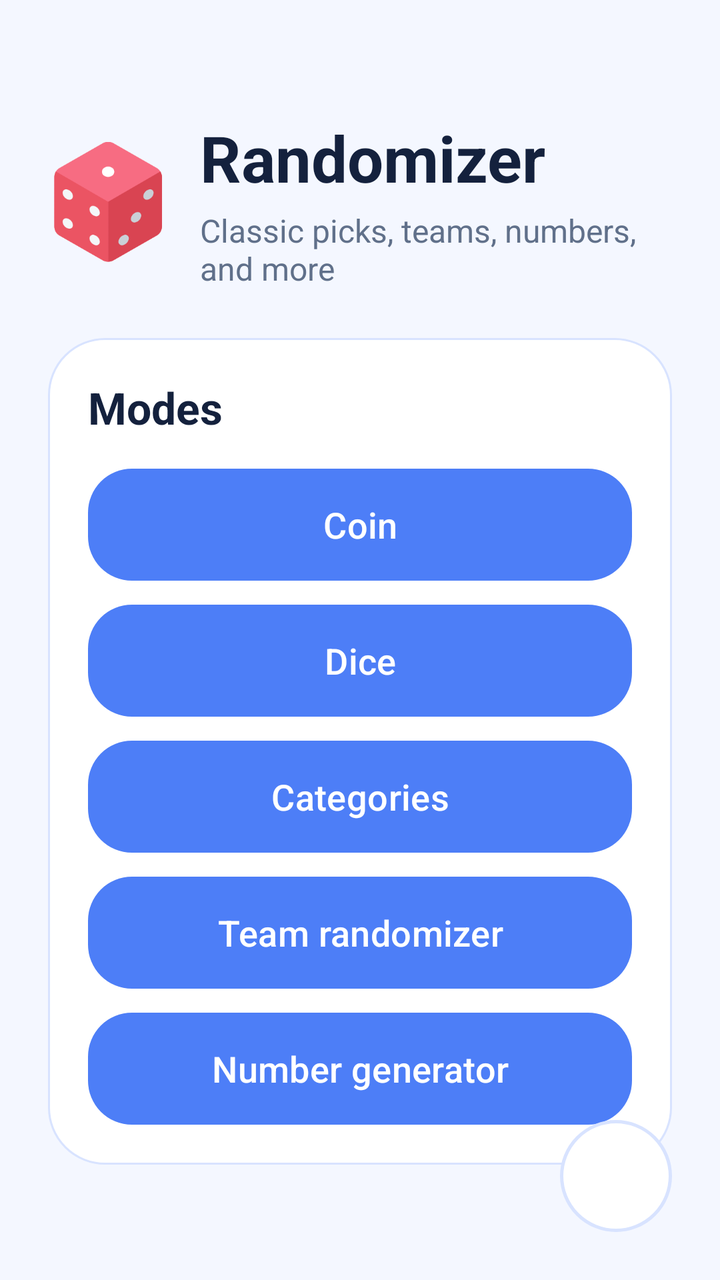
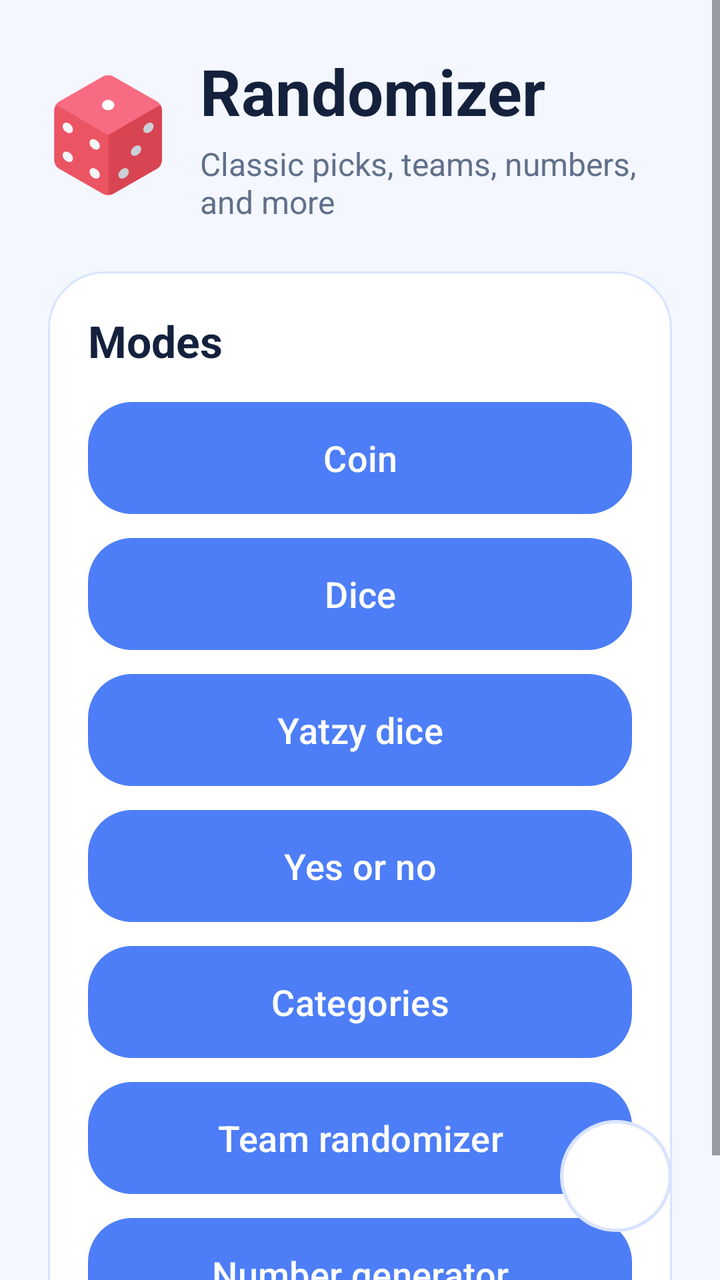

Screens rendered from an Android XML layout before and after an edit, with the pre-edit source and the edit as a unified diff.
<!-- AndroidManifest.xml: application theme Theme.Randomizer -->
<!-- res/layout/activity_start_menu.xml -->
<?xml version="1.0" encoding="utf-8"?>
<FrameLayout xmlns:android="http://schemas.android.com/apk/res/android"
    xmlns:app="http://schemas.android.com/apk/res-auto"
    xmlns:tools="http://schemas.android.com/tools"
    android:layout_width="match_parent"
    android:layout_height="match_parent"
    android:background="@color/screen_background"
    tools:context=".StartMenu">

    <ScrollView
        android:layout_width="match_parent"
        android:layout_height="match_parent"
        android:fillViewport="true">

        <LinearLayout
            android:layout_width="match_parent"
            android:layout_height="match_parent"
            android:gravity="center_vertical"
            android:orientation="vertical"
            android:padding="24dp"
            android:paddingBottom="108dp">

            <LinearLayout
                android:layout_width="match_parent"
                android:layout_height="wrap_content"
                android:gravity="center_vertical"
                android:orientation="horizontal">

                <ImageView
                    android:id="@+id/imageView"
                    android:layout_width="60dp"
                    android:layout_height="60dp"
                    android:src="@drawable/dice256" />

                <LinearLayout
                    android:layout_width="0dp"
                    android:layout_height="wrap_content"
                    android:layout_marginStart="16dp"
                    android:layout_weight="1"
                    android:orientation="vertical">

                    <TextView
                        android:layout_width="wrap_content"
                        android:layout_height="wrap_content"
                        android:text="Randomizer"
                        android:textColor="@color/text_primary"
                        android:textSize="32sp"
                        android:textStyle="bold" />

                    <TextView
                        android:layout_width="wrap_content"
                        android:layout_height="wrap_content"
                        android:layout_marginTop="4dp"
                        android:text="Classic picks, teams, numbers, and more"
                        android:textColor="@color/text_secondary"
                        android:textSize="16sp" />
                </LinearLayout>
            </LinearLayout>

            <LinearLayout
                android:layout_width="match_parent"
                android:layout_height="wrap_content"
                android:layout_marginTop="24dp"
                android:background="@drawable/panel_background"
                android:orientation="vertical"
                android:padding="20dp">

                <TextView
                    android:layout_width="wrap_content"
                    android:layout_height="wrap_content"
                    android:text="Modes"
                    android:textColor="@color/text_primary"
                    android:textSize="22sp"
                    android:textStyle="bold" />

                <Button
                    android:id="@+id/coinButton"
                    android:layout_width="match_parent"
                    android:layout_height="56dp"
                    android:layout_marginTop="16dp"
                    android:background="@drawable/button_selector"
                    android:onClick="goCoin"
                    android:text="Coin"
                    android:textAllCaps="false"
                    android:textColor="@color/button_text"
                    android:textSize="18sp" />

                <Button
                    android:id="@+id/diceButton"
                    android:layout_width="match_parent"
                    android:layout_height="56dp"
                    android:layout_marginTop="12dp"
                    android:background="@drawable/button_selector"
                    android:onClick="goDice"
                    android:text="Dice"
                    android:textAllCaps="false"
                    android:textColor="@color/button_text"
                    android:textSize="18sp" />

                <Button
                    android:id="@+id/categoriesButton"
                    android:layout_width="match_parent"
                    android:layout_height="56dp"
                    android:layout_marginTop="12dp"
                    android:background="@drawable/button_selector"
                    android:onClick="goCategories"
                    android:text="Categories"
                    android:textAllCaps="false"
                    android:textColor="@color/button_text"
                    android:textSize="18sp" />

                <Button
                    android:id="@+id/teamButton"
                    android:layout_width="match_parent"
                    android:layout_height="56dp"
                    android:layout_marginTop="12dp"
                    android:background="@drawable/button_selector"
                    android:onClick="goTeams"
                    android:text="Team randomizer"
                    android:textAllCaps="false"
                    android:textColor="@color/button_text"
                    android:textSize="18sp" />

                <Button
                    android:id="@+id/numberButton"
                    android:layout_width="match_parent"
                    android:layout_height="56dp"
                    android:layout_marginTop="12dp"
                    android:background="@drawable/button_selector"
                    android:onClick="goNumbers"
                    android:text="Number generator"
                    android:textAllCaps="false"
                    android:textColor="@color/button_text"
                    android:textSize="18sp" />
            </LinearLayout>
        </LinearLayout>
    </ScrollView>

    <ImageButton
        android:id="@+id/themeToggleButton"
        android:layout_width="56dp"
        android:layout_height="56dp"
        android:layout_gravity="bottom|end"
        android:layout_marginEnd="24dp"
        android:layout_marginBottom="24dp"
        android:background="@drawable/theme_toggle_button_background"
        android:contentDescription="Toggle theme"
        android:padding="14dp"
        android:scaleType="centerInside"
        android:tint="@color/text_primary" />

</FrameLayout>
<!-- resources referenced by this layout -->
<resources>
  <color name="button_text">#FFFFFFFF</color>
  <color name="screen_background">#F4F7FF</color>
  <color name="text_primary">#FF14213D</color>
  <color name="text_secondary">#FF60708A</color>
  <!-- drawable button_selector (drawable) -->
  <?xml version="1.0" encoding="utf-8"?>
  <selector xmlns:android="http://schemas.android.com/apk/res/android">
      <item android:drawable="@drawable/button_background_pressed" android:state_pressed="true" /> 
      <item android:drawable="@drawable/button_background_disabled" android:state_enabled="false" /> 
      <item android:drawable="@drawable/button_background_normal" /> 
  </selector>
  <!-- drawable dice256: png bitmap (drawable, 10290 bytes) -->
  <!-- drawable panel_background (drawable) -->
  <?xml version="1.0" encoding="utf-8"?>
  <shape xmlns:android="http://schemas.android.com/apk/res/android">
      <solid android:color="@color/surface_background" />
      <stroke android:width="1dp" android:color="@color/surface_stroke" />
      <corners android:radius="28dp" />
  </shape>
  <!-- drawable theme_toggle_button_background (drawable) -->
  <?xml version="1.0" encoding="utf-8"?>
  <shape xmlns:android="http://schemas.android.com/apk/res/android"
      android:shape="oval">
      <solid android:color="@color/surface_background" />
      <stroke
          android:width="1.5dp"
          android:color="@color/surface_stroke" />
  </shape>
  <style name="Theme.Randomizer" parent="Theme.Material3.DayNight.NoActionBar">
          <item name="colorPrimary">@color/accent</item>
          <item name="colorSecondary">@color/accent</item>
          <item name="android:statusBarColor">@android:color/transparent</item>
          <item name="android:navigationBarColor">@color/screen_background</item>
          <item name="android:windowBackground">@color/screen_background</item>
          <item name="android:windowLightStatusBar" tools:targetApi="23">@bool/light_system_bars</item>
          <item name="android:windowLightNavigationBar" tools:targetApi="27">@bool/light_system_bars</item>
          <item name="android:windowAnimationStyle">@style/Animation.Randomizer.Slide</item>
      </style>
  <!-- drawable button_background_pressed (drawable) -->
  <?xml version="1.0" encoding="utf-8"?>
  <shape xmlns:android="http://schemas.android.com/apk/res/android">
      <solid android:color="@color/accent_pressed" />
      <corners android:radius="22dp" />
  </shape>
  <!-- drawable button_background_disabled (drawable) -->
  <?xml version="1.0" encoding="utf-8"?>
  <shape xmlns:android="http://schemas.android.com/apk/res/android">
      <solid android:color="@color/accent_disabled" />
      <corners android:radius="22dp" />
  </shape>
  <!-- drawable button_background_normal (drawable) -->
  <?xml version="1.0" encoding="utf-8"?>
  <shape xmlns:android="http://schemas.android.com/apk/res/android">
      <solid android:color="@color/accent" />
      <corners android:radius="22dp" />
  </shape>
  <color name="surface_background">#FFFFFFFF</color>
  <color name="surface_stroke">#D8E3FF</color>
  <color name="accent">#4D7EF7</color>
  <style name="Animation.Randomizer.Slide" parent="@android:style/Animation.Activity">
          <item name="android:activityOpenEnterAnimation">@anim/slide_in_right</item>
          <item name="android:activityOpenExitAnimation">@anim/slide_out_left</item>
          <item name="android:activityCloseEnterAnimation">@anim/slide_in_left</item>
          <item name="android:activityCloseExitAnimation">@anim/slide_out_right</item>
      </style>
  <color name="accent_pressed">#3D68D7</color>
  <color name="accent_disabled">#A8BEF6</color>
</resources>

<!-- the commit's change to res/layout/activity_start_menu.xml (unified diff, before → after) -->
@@ -98,6 +98,30 @@
                     android:textSize="18sp" />
 
                 <Button
+                    android:id="@+id/yatzyButton"
+                    android:layout_width="match_parent"
+                    android:layout_height="56dp"
+                    android:layout_marginTop="12dp"
+                    android:background="@drawable/button_selector"
+                    android:onClick="goYatzy"
+                    android:text="Yatzy dice"
+                    android:textAllCaps="false"
+                    android:textColor="@color/button_text"
+                    android:textSize="18sp" />
+
+                <Button
+                    android:id="@+id/yesNoButton"
+                    android:layout_width="match_parent"
+                    android:layout_height="56dp"
+                    android:layout_marginTop="12dp"
+                    android:background="@drawable/button_selector"
+                    android:onClick="goYesNo"
+                    android:text="Yes or no"
+                    android:textAllCaps="false"
+                    android:textColor="@color/button_text"
+                    android:textSize="18sp" />
+
+                <Button
                     android:id="@+id/categoriesButton"
                     android:layout_width="match_parent"
                     android:layout_height="56dp"
